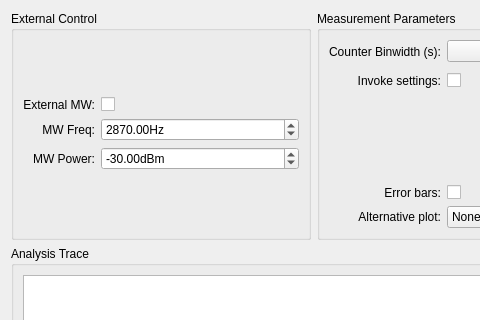
Qt form gui/pulsed/ui_pulse_analysis.ui (gerald00627/qudi) before a commit; both pictures show x 0 to 480 and y 0 to 320 of the 1341 by 703 pixel window.
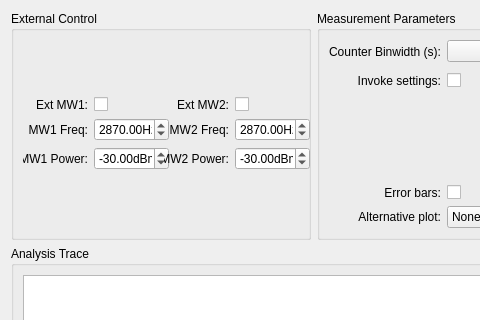
The same form after that commit. Custom widgets are drawn as their Qt base class.

Patch:
```diff
--- a/gui/pulsed/ui_pulse_analysis.ui
+++ b/gui/pulsed/ui_pulse_analysis.ui
@@ -345,20 +345,10 @@
         <string>External Control</string>
        </property>
        <layout class="QGridLayout" name="gridLayout_26">
-        <item row="0" column="1">
-         <layout class="QGridLayout" name="gridLayout_24">
-          <item row="2" column="0">
-           <widget class="QLabel" name="ext_control_mw_power_Label">
-            <property name="text">
-             <string>MW Power:</string>
-            </property>
-            <property name="alignment">
-             <set>Qt::AlignRight|Qt::AlignTrailing|Qt::AlignVCenter</set>
-            </property>
-           </widget>
-          </item>
-          <item row="2" column="1">
-           <widget class="ScienDSpinBox" name="ext_control_mw_power_DoubleSpinBox">
+        <item row="0" column="0">
+         <layout class="QGridLayout" name="gridLayout_3">
+          <item row="1" column="3">
+           <widget class="ScienDSpinBox" name="ext_control_mw2_freq_DoubleSpinBox">
             <property name="sizePolicy">
              <sizepolicy hsizetype="Expanding" vsizetype="Fixed">
               <horstretch>0</horstretch>
@@ -378,33 +368,20 @@
              </size>
             </property>
             <property name="suffix">
-             <string>dBm</string>
-            </property>
-            <property name="minimum">
-             <double>-999999.000000000000000</double>
+             <string>Hz</string>
             </property>
             <property name="maximum">
-             <double>999999.000000000000000</double>
+             <double>2100000044.000000000000000</double>
             </property>
             <property name="value">
-             <double>-30.000000000000000</double>
+             <double>2870.000000000000000</double>
             </property>
            </widget>
           </item>
           <item row="0" column="0">
            <widget class="QLabel" name="label_34">
             <property name="text">
-             <string>External MW:</string>
-            </property>
-            <property name="alignment">
-             <set>Qt::AlignRight|Qt::AlignTrailing|Qt::AlignVCenter</set>
-            </property>
-           </widget>
-          </item>
-          <item row="1" column="0">
-           <widget class="QLabel" name="ext_control_mw_freq_Label">
-            <property name="text">
-             <string>MW Freq:</string>
+             <string>Ext MW1:</string>
             </property>
             <property name="alignment">
              <set>Qt::AlignRight|Qt::AlignTrailing|Qt::AlignVCenter</set>
@@ -412,7 +389,7 @@
            </widget>
           </item>
           <item row="0" column="1">
-           <widget class="QCheckBox" name="ext_control_use_mw_CheckBox">
+           <widget class="QCheckBox" name="ext_control_use_mw1_CheckBox">
             <property name="sizePolicy">
              <sizepolicy hsizetype="Preferred" vsizetype="Fixed">
               <horstretch>0</horstretch>
@@ -430,8 +407,51 @@
             </property>
            </widget>
           </item>
+          <item row="0" column="3">
+           <widget class="QCheckBox" name="ext_control_use_mw2_CheckBox">
+            <property name="sizePolicy">
+             <sizepolicy hsizetype="Preferred" vsizetype="Fixed">
+              <horstretch>0</horstretch>
+              <verstretch>0</verstretch>
+             </sizepolicy>
+            </property>
+            <property name="text">
+             <string/>
+            </property>
+           </widget>
+          </item>
+          <item row="0" column="2">
+           <widget class="QLabel" name="label">
+            <property name="text">
+             <string>Ext MW2:</string>
+            </property>
+            <property name="alignment">
+             <set>Qt::AlignRight|Qt::AlignTrailing|Qt::AlignVCenter</set>
+            </property>
+           </widget>
+          </item>
+          <item row="1" column="2">
+           <widget class="QLabel" name="ext_control_mw2_freq_Label">
+            <property name="text">
+             <string>MW2 Freq:</string>
+            </property>
+            <property name="alignment">
+             <set>Qt::AlignRight|Qt::AlignTrailing|Qt::AlignVCenter</set>
+            </property>
+           </widget>
+          </item>
+          <item row="1" column="0">
+           <widget class="QLabel" name="ext_control_mw1_freq_Label">
+            <property name="text">
+             <string>MW1 Freq:</string>
+            </property>
+            <property name="alignment">
+             <set>Qt::AlignRight|Qt::AlignTrailing|Qt::AlignVCenter</set>
+            </property>
+           </widget>
+          </item>
           <item row="1" column="1">
-           <widget class="ScienDSpinBox" name="ext_control_mw_freq_DoubleSpinBox">
+           <widget class="ScienDSpinBox" name="ext_control_mw1_freq_DoubleSpinBox">
             <property name="enabled">
              <bool>true</bool>
             </property>
@@ -464,6 +484,94 @@
             </property>
            </widget>
           </item>
+          <item row="2" column="0">
+           <widget class="QLabel" name="ext_control_mw1_power_Label">
+            <property name="text">
+             <string>MW1 Power:</string>
+            </property>
+            <property name="alignment">
+             <set>Qt::AlignRight|Qt::AlignTrailing|Qt::AlignVCenter</set>
+            </property>
+           </widget>
+          </item>
+          <item row="2" column="1">
+           <widget class="ScienDSpinBox" name="ext_control_mw1_power_DoubleSpinBox">
+            <property name="sizePolicy">
+             <sizepolicy hsizetype="Expanding" vsizetype="Fixed">
+              <horstretch>0</horstretch>
+              <verstretch>0</verstretch>
+             </sizepolicy>
+            </property>
+            <property name="minimumSize">
+             <size>
+              <width>75</width>
+              <height>0</height>
+             </size>
+            </property>
+            <property name="maximumSize">
+             <size>
+              <width>200</width>
+              <height>16777215</height>
+             </size>
+            </property>
+            <property name="suffix">
+             <string>dBm</string>
+            </property>
+            <property name="minimum">
+             <double>-999999.000000000000000</double>
+            </property>
+            <property name="maximum">
+             <double>999999.000000000000000</double>
+            </property>
+            <property name="value">
+             <double>-30.000000000000000</double>
+            </property>
+           </widget>
+          </item>
+          <item row="2" column="2">
+           <widget class="QLabel" name="ext_control_mw2_power_Label">
+            <property name="text">
+             <string>MW2 Power:</string>
+            </property>
+            <property name="alignment">
+             <set>Qt::AlignRight|Qt::AlignTrailing|Qt::AlignVCenter</set>
+            </property>
+           </widget>
+          </item>
+          <item row="2" column="3">
+           <widget class="ScienDSpinBox" name="ext_control_mw2_power_DoubleSpinBox">
+            <property name="sizePolicy">
+             <sizepolicy hsizetype="Expanding" vsizetype="Fixed">
+              <horstretch>0</horstretch>
+              <verstretch>0</verstretch>
+             </sizepolicy>
+            </property>
+            <property name="minimumSize">
+             <size>
+              <width>75</width>
+              <height>0</height>
+             </size>
+            </property>
+            <property name="maximumSize">
+             <size>
+              <width>200</width>
+              <height>16777215</height>
+             </size>
+            </property>
+            <property name="suffix">
+             <string>dBm</string>
+            </property>
+            <property name="minimum">
+             <double>-999999.000000000000000</double>
+            </property>
+            <property name="maximum">
+             <double>999999.000000000000000</double>
+            </property>
+            <property name="value">
+             <double>-30.000000000000000</double>
+            </property>
+           </widget>
+          </item>
          </layout>
         </item>
        </layout>
```
Left out of the diff: 351 changed lines with no effect on the pictures.
